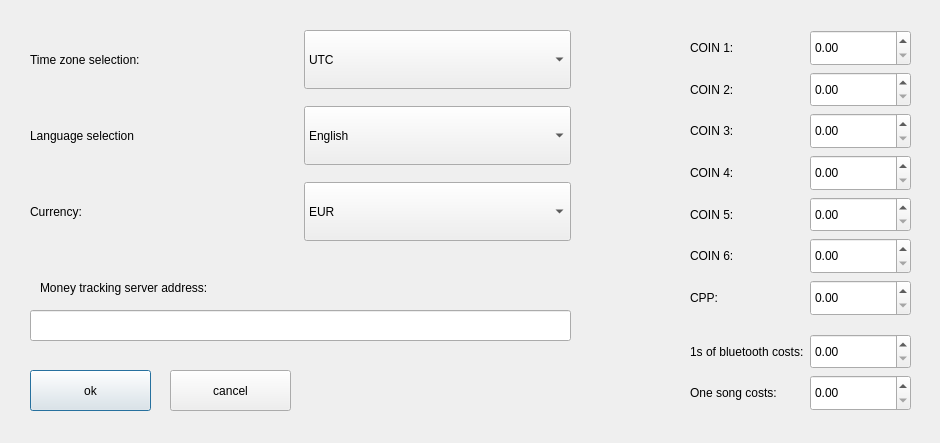
Before: the Qt Designer form blue-app/ui/Settings.ui in matus-u/sz-bluetooth, drawn with Qt 5.
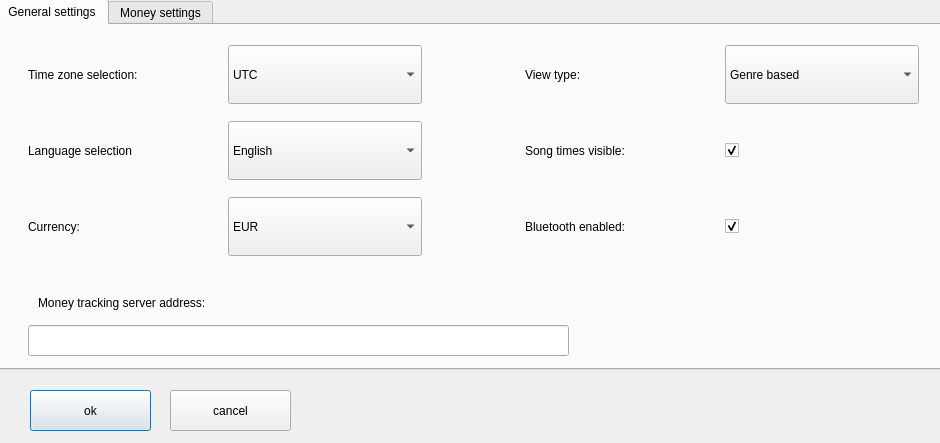
After: the same form once the commit is applied.

Commit message: implement desc ticket and new settings

```diff
--- a/blue-app/ui/Settings.ui
+++ b/blue-app/ui/Settings.ui
@@ -13,43 +13,91 @@
   <property name="windowTitle">
    <string>Dialog</string>
   </property>
+  <widget class="QPushButton" name="okButton">
+   <property name="geometry">
+    <rect>
+     <x>30</x>
+     <y>390</y>
+     <width>121</width>
+     <height>41</height>
+    </rect>
+   </property>
+   <property name="text">
+    <string>ok</string>
+   </property>
+  </widget>
+  <widget class="QPushButton" name="cancelButton">
+   <property name="geometry">
+    <rect>
+     <x>170</x>
+     <y>390</y>
+     <width>121</width>
+     <height>41</height>
+    </rect>
+   </property>
+   <property name="text">
+    <string>cancel</string>
+   </property>
+  </widget>
+  <widget class="QTabWidget" name="tabWidget">
+   <property name="geometry">
+    <rect>
+     <x>-4</x>
+     <y>-1</y>
+     <width>951</width>
+     <height>371</height>
+    </rect>
+   </property>
+   <property name="currentIndex">
+    <number>0</number>
+   </property>
+   <widget class="QWidget" name="tab">
+    <attribute name="title">
+     <string>General settings</string>
+    </attribute>
+    <widget class="QLineEdit" name="moneyServerAddress">
+     <property name="geometry">
+      <rect>
+       <x>30</x>
+       <y>300</y>
+       <width>541</width>
+       <height>31</height>
+      </rect>
+     </property>
+    </widget>
   <widget class="QWidget" name="gridLayoutWidget">
    <property name="geometry">
     <rect>
      <x>30</x>
-     <y>30</y>
-     <width>541</width>
+       <y>20</y>
+       <width>891</width>
      <height>211</height>
     </rect>
    </property>
-   <layout class="QGridLayout" name="gridLayout" rowstretch="5,1,5,1,5">
-    <item row="2" column="0">
-     <widget class="QLabel" name="languageSelectionLabel">
+     <layout class="QGridLayout" name="gridLayout" rowstretch="5,1,5,1,5" columnstretch="2,2,1,2,2">
+      <item row="4" column="4">
+       <widget class="QCheckBox" name="bluetoothEnabledCheckBox">
+        <property name="sizePolicy">
+         <sizepolicy hsizetype="Minimum" vsizetype="Preferred">
+          <horstretch>0</horstretch>
+          <verstretch>0</verstretch>
+         </sizepolicy>
+        </property>
       <property name="text">
-       <string>Language selection</string>
-      </property>
-     </widget>
-    </item>
-    <item row="0" column="0">
-     <widget class="QLabel" name="timeZoneLabel">
+         <string/>
+        </property>
+        <property name="checked">
+         <bool>true</bool>
+        </property>
+       </widget>
+      </item>
+      <item row="4" column="3">
+       <widget class="QLabel" name="label_14">
       <property name="text">
-       <string>Time zone selection:</string>
+         <string>Bluetooth enabled:</string>
       </property>
      </widget>
     </item>
-    <item row="1" column="1">
-     <spacer name="verticalSpacer">
-      <property name="orientation">
-       <enum>Qt::Vertical</enum>
-      </property>
-      <property name="sizeHint" stdset="0">
-       <size>
-        <width>20</width>
-        <height>40</height>
-       </size>
-      </property>
-     </spacer>
-    </item>
     <item row="2" column="1">
      <widget class="QComboBox" name="languageCombobox">
       <property name="sizePolicy">
@@ -75,18 +123,32 @@
       </item>
      </widget>
     </item>
-    <item row="3" column="1">
-     <spacer name="verticalSpacer_2">
-      <property name="orientation">
-       <enum>Qt::Vertical</enum>
-      </property>
-      <property name="sizeHint" stdset="0">
-       <size>
-        <width>20</width>
-        <height>40</height>
-       </size>
-      </property>
-     </spacer>
+      <item row="4" column="1">
+       <widget class="QComboBox" name="currencyCombobox">
+        <property name="sizePolicy">
+         <sizepolicy hsizetype="Preferred" vsizetype="Minimum">
+          <horstretch>0</horstretch>
+          <verstretch>0</verstretch>
+         </sizepolicy>
+        </property>
+        <item>
+         <property name="text">
+          <string>EUR</string>
+         </property>
+        </item>
+        <item>
+         <property name="text">
+          <string>HUF</string>
+         </property>
+        </item>
+       </widget>
+      </item>
+      <item row="2" column="3">
+       <widget class="QLabel" name="label_13">
+        <property name="text">
+         <string>Song times visible:</string>
+        </property>
+       </widget>
     </item>
     <item row="0" column="1">
      <widget class="QComboBox" name="timeZoneCombobox">
@@ -118,6 +180,26 @@
       </item>
      </widget>
     </item>
+      <item row="0" column="4">
+       <widget class="QComboBox" name="viewTypeComboBox">
+        <property name="sizePolicy">
+         <sizepolicy hsizetype="Preferred" vsizetype="MinimumExpanding">
+          <horstretch>0</horstretch>
+          <verstretch>0</verstretch>
+         </sizepolicy>
+        </property>
+        <item>
+         <property name="text">
+          <string>Genre based</string>
+         </property>
+        </item>
+        <item>
+         <property name="text">
+          <string>Alphabetical</string>
+         </property>
+        </item>
+       </widget>
+      </item>
     <item row="4" column="0">
      <widget class="QLabel" name="label">
       <property name="text">
@@ -125,77 +207,112 @@
       </property>
      </widget>
     </item>
-    <item row="4" column="1">
-     <widget class="QComboBox" name="currencyCombobox">
+      <item row="3" column="1">
+       <spacer name="verticalSpacer_2">
+        <property name="orientation">
+         <enum>Qt::Vertical</enum>
+        </property>
+        <property name="sizeHint" stdset="0">
+         <size>
+          <width>131</width>
+          <height>13</height>
+         </size>
+        </property>
+       </spacer>
+      </item>
+      <item row="1" column="1">
+       <spacer name="verticalSpacer">
+        <property name="orientation">
+         <enum>Qt::Vertical</enum>
+        </property>
+        <property name="sizeHint" stdset="0">
+         <size>
+          <width>131</width>
+          <height>13</height>
+         </size>
+        </property>
+       </spacer>
+      </item>
+      <item row="2" column="4">
+       <widget class="QCheckBox" name="songTimeCheckBox">
       <property name="sizePolicy">
-       <sizepolicy hsizetype="Preferred" vsizetype="Minimum">
+         <sizepolicy hsizetype="Minimum" vsizetype="Preferred">
         <horstretch>0</horstretch>
         <verstretch>0</verstretch>
        </sizepolicy>
       </property>
-      <item>
        <property name="text">
-        <string>EUR</string>
-       </property>
+         <string/>
+        </property>
+        <property name="checked">
+         <bool>true</bool>
+        </property>
+       </widget>
       </item>
-      <item>
+      <item row="0" column="3">
+       <widget class="QLabel" name="label_12">
        <property name="text">
-        <string>HUF</string>
-       </property>
+         <string>View type:</string>
+        </property>
+       </widget>
       </item>
-     </widget>
-    </item>
-   </layout>
-  </widget>
-  <widget class="QPushButton" name="okButton">
+      <item row="2" column="0">
+       <widget class="QLabel" name="languageSelectionLabel">
+        <property name="text">
+         <string>Language selection</string>
+        </property>
+       </widget>
+      </item>
+      <item row="0" column="0">
+       <widget class="QLabel" name="timeZoneLabel">
+        <property name="text">
+         <string>Time zone selection:</string>
+        </property>
+       </widget>
+      </item>
+      <item row="0" column="2">
+       <spacer name="horizontalSpacer">
+        <property name="orientation">
+         <enum>Qt::Horizontal</enum>
+        </property>
+        <property name="sizeHint" stdset="0">
+         <size>
+          <width>40</width>
+          <height>20</height>
+         </size>
+        </property>
+       </spacer>
+      </item>
+     </layout>
+    </widget>
+    <widget class="QLabel" name="label_2">
    <property name="geometry">
     <rect>
-     <x>30</x>
-     <y>370</y>
-     <width>121</width>
-     <height>41</height>
+       <x>40</x>
+       <y>270</y>
+       <width>211</width>
+       <height>16</height>
     </rect>
    </property>
    <property name="text">
-    <string>ok</string>
-   </property>
-  </widget>
-  <widget class="QPushButton" name="cancelButton">
-   <property name="geometry">
-    <rect>
-     <x>170</x>
-     <y>370</y>
-     <width>121</width>
-     <height>41</height>
-    </rect>
-   </property>
-   <property name="text">
-    <string>cancel</string>
-   </property>
-  </widget>
+      <string>Money tracking server address:</string>
+     </property>
+    </widget>
+   </widget>
+   <widget class="QWidget" name="tab_2">
+    <attribute name="title">
+     <string>Money settings</string>
+    </attribute>
   <widget class="QWidget" name="layoutWidget">
    <property name="geometry">
     <rect>
-     <x>690</x>
-     <y>30</y>
+       <x>20</x>
+       <y>10</y>
      <width>221</width>
-     <height>381</height>
-    </rect>
-   </property>
-   <layout class="QGridLayout" name="gridLayout_2" rowstretch="3,3,3,3,3,3,3,1,3,3" columnstretch="1,2">
-    <item row="8" column="1">
-     <widget class="QDoubleSpinBox" name="secondCostsValue">
-      <property name="sizePolicy">
-       <sizepolicy hsizetype="Minimum" vsizetype="Preferred">
-        <horstretch>0</horstretch>
-        <verstretch>0</verstretch>
-       </sizepolicy>
-      </property>
-      <property name="maximum">
-       <double>999.990000000000009</double>
-      </property>
-     </widget>
-    </item>
+       <height>301</height>
+      </rect>
+     </property>
+     <layout class="QGridLayout" name="gridLayout_2" rowstretch="0,0,0,0,0,0,0" columnstretch="1,0">
     <item row="2" column="0">
      <widget class="QLabel" name="label_3">
       <property name="text">
@@ -336,34 +453,46 @@
       </property>
      </widget>
     </item>
-    <item row="8" column="0">
+     </layout>
+    </widget>
+    <widget class="QWidget" name="">
+     <property name="geometry">
+      <rect>
+       <x>305</x>
+       <y>60</y>
+       <width>321</width>
+       <height>91</height>
+      </rect>
+     </property>
+     <layout class="QGridLayout" name="gridLayout_3">
+      <item row="0" column="0">
      <widget class="QLabel" name="label_10">
       <property name="text">
        <string>1s of bluetooth costs:</string>
       </property>
      </widget>
     </item>
-    <item row="7" column="1">
-     <spacer name="verticalSpacer_3">
-      <property name="orientation">
-       <enum>Qt::Vertical</enum>
-      </property>
-      <property name="sizeHint" stdset="0">
-       <size>
-        <width>20</width>
-        <height>40</height>
-       </size>
-      </property>
-     </spacer>
-    </item>
-    <item row="9" column="0">
+      <item row="0" column="1">
+       <widget class="QDoubleSpinBox" name="secondCostsValue">
+        <property name="sizePolicy">
+         <sizepolicy hsizetype="Minimum" vsizetype="Preferred">
+          <horstretch>0</horstretch>
+          <verstretch>0</verstretch>
+         </sizepolicy>
+        </property>
+        <property name="maximum">
+         <double>999.990000000000009</double>
+        </property>
+       </widget>
+      </item>
+      <item row="1" column="0">
      <widget class="QLabel" name="label_11">
       <property name="text">
        <string>One song costs:</string>
       </property>
      </widget>
     </item>
-    <item row="9" column="1">
+      <item row="1" column="1">
      <widget class="QDoubleSpinBox" name="songCostsValue">
       <property name="sizePolicy">
        <sizepolicy hsizetype="Minimum" vsizetype="Preferred">
@@ -378,28 +507,7 @@
     </item>
    </layout>
   </widget>
-  <widget class="QLabel" name="label_2">
-   <property name="geometry">
-    <rect>
-     <x>40</x>
-     <y>280</y>
-     <width>211</width>
-     <height>16</height>
-    </rect>
-   </property>
-   <property name="text">
-    <string>Money tracking server address:</string>
-   </property>
-  </widget>
-  <widget class="QLineEdit" name="moneyServerAddress">
-   <property name="geometry">
-    <rect>
-     <x>30</x>
-     <y>310</y>
-     <width>541</width>
-     <height>31</height>
-    </rect>
-   </property>
+   </widget>
   </widget>
  </widget>
  <resources/>
```
Lines whose indentation alone changed are shown as unchanged. The commit also changes 8 other files.
